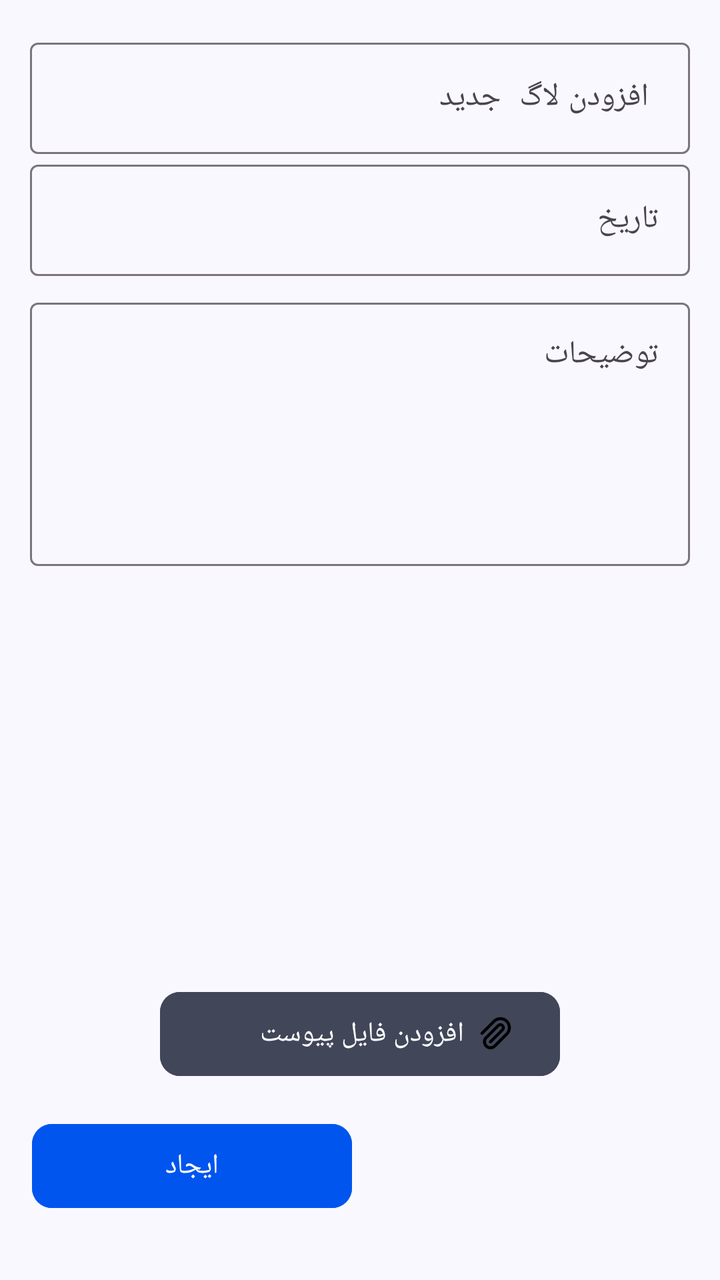
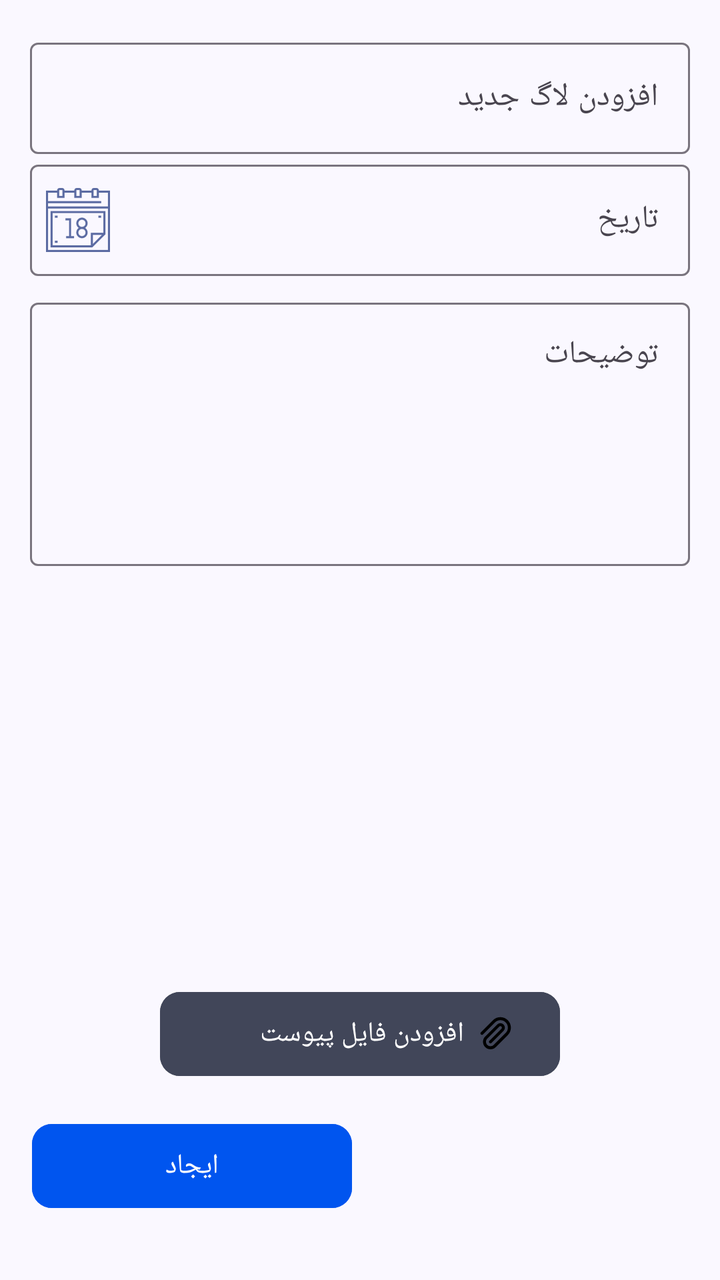

An Android layout rendered at two revisions. The XML below is the earlier revision; the diff shows what the commit changed to produce the second picture.
<!-- AndroidManifest.xml: application theme Theme.Iotequipment -->
<!-- res/layout/fragment_add_log.xml -->
<?xml version="1.0" encoding="utf-8"?>
<androidx.constraintlayout.widget.ConstraintLayout xmlns:android="http://schemas.android.com/apk/res/android"
    xmlns:app="http://schemas.android.com/apk/res-auto"
    xmlns:tools="http://schemas.android.com/tools"
    android:layout_width="match_parent"
    android:layout_height="match_parent">

    <com.google.android.material.textfield.TextInputLayout
        android:id="@+id/textInputLayout"
        android:layout_width="match_parent"
        android:layout_height="wrap_content"
        android:layout_marginStart="15dp"
        android:layout_marginTop="16dp"
        android:layout_marginEnd="15dp"
        android:hint=" افزودن لاگ  جدید "
        app:endIconDrawable="@drawable/ic_trailing"
        app:layout_constraintEnd_toEndOf="parent"
        app:layout_constraintStart_toStartOf="parent"
        app:layout_constraintTop_toTopOf="parent">

        <com.google.android.material.textfield.TextInputEditText
            android:layout_width="match_parent"
            android:layout_height="wrap_content"
            android:inputType="text" />
    </com.google.android.material.textfield.TextInputLayout>

    <com.google.android.material.textfield.TextInputLayout
        android:id="@+id/dateInputLayout"
        android:layout_width="match_parent"
        android:layout_height="wrap_content"
        android:layout_marginStart="15dp"
        android:layout_marginEnd="15dp"
        android:hint="تاریخ"
        app:endIconDrawable="@drawable/ic_trailing"
        app:layout_constraintEnd_toEndOf="parent"
        app:layout_constraintStart_toStartOf="parent"
        app:layout_constraintTop_toBottomOf="@+id/textInputLayout">

        <com.google.android.material.textfield.TextInputEditText
            android:id="@+id/et_date"
            android:layout_width="match_parent"
            android:layout_height="wrap_content"
            android:inputType="none"
            android:focusable="false"
            />
    </com.google.android.material.textfield.TextInputLayout>

    <ScrollView
        android:layout_width="match_parent"
        android:layout_height="0dp"
        android:layout_marginTop="8dp"
        app:layout_constraintBottom_toTopOf="@id/linearLayout"
        app:layout_constraintEnd_toEndOf="parent"
        app:layout_constraintStart_toStartOf="parent"
        app:layout_constraintTop_toBottomOf="@id/dateInputLayout">

        <LinearLayout
            android:layout_width="match_parent"
            android:layout_height="wrap_content"
            android:layout_marginStart="15dp"
            android:layout_marginEnd="15dp"
            android:orientation="vertical">

            <com.google.android.material.textfield.TextInputLayout
                android:id="@+id/textInputLayout3"
                android:layout_width="match_parent"
                android:layout_height="wrap_content"
                android:hint="توضیحات">

                <com.google.android.material.textfield.TextInputEditText
                    android:layout_width="match_parent"
                    android:layout_height="wrap_content"
                    android:gravity="top"
                    android:inputType="textMultiLine"
                    android:minLines="5" />
            </com.google.android.material.textfield.TextInputLayout>

        </LinearLayout>
    </ScrollView>


    <com.google.android.material.button.MaterialButton
        android:id="@+id/btn_add_attachment"
        android:layout_width="200dp"
        android:layout_height="50dp"
        android:layout_marginBottom="16dp"
        android:backgroundTint="@color/md_theme_onSecondaryFixedVariant"
        android:drawableEnd="@drawable/ic_attachment"
        android:text="افزودن فایل پیوست"
        android:textAlignment="textStart"
        app:cornerRadius="10dp"
        app:layout_constraintBottom_toTopOf="@+id/btn_visit"
        app:layout_constraintEnd_toEndOf="parent"
        app:layout_constraintStart_toStartOf="parent" />

    <com.google.android.material.button.MaterialButton
        android:id="@+id/btn_visit"
        android:layout_width="160dp"
        android:layout_height="50dp"
        android:layout_marginStart="16dp"
        android:layout_marginBottom="32dp"
        android:layout_weight="0"
        android:backgroundTint="@color/md_theme_primary"
        android:text="ایجاد"
        android:textColor="@color/white"
        android:textSize="14sp"
        app:cornerRadius="10dp"
        app:layout_constraintBottom_toBottomOf="parent"
        app:layout_constraintStart_toStartOf="parent"
        app:strokeColor="@color/ic_launcher_background" />

    <LinearLayout
        android:id="@+id/linearLayout"
        android:layout_width="match_parent"
        android:layout_height="200dp"
        android:orientation="vertical"
        app:layout_constraintBottom_toTopOf="@+id/btn_add_attachment" />


</androidx.constraintlayout.widget.ConstraintLayout>
<!-- resources referenced by this layout -->
<resources>
  <color name="ic_launcher_background">#FFFFFF</color>
  <color name="md_theme_onSecondaryFixedVariant">#414659</color>
  <color name="md_theme_primary">#0055EF</color>
  <color name="white">#FFFFFFFF</color>
  <!-- drawable ic_attachment (drawable) -->
  <vector xmlns:android="http://schemas.android.com/apk/res/android"
      android:width="16dp"
      android:height="17dp"
      android:viewportWidth="16"
      android:viewportHeight="17">
    <path
        android:pathData="M5.25,12.563L11.25,6.563C11.529,6.279 11.686,5.896 11.686,5.498C11.686,5.099 11.529,4.717 11.25,4.433C10.967,4.154 10.587,3.998 10.19,3.998C9.793,3.998 9.413,4.154 9.13,4.433L3.13,10.433C2.85,10.712 2.628,11.043 2.477,11.407C2.326,11.772 2.248,12.163 2.248,12.558C2.248,12.953 2.326,13.344 2.477,13.708C2.628,14.073 2.85,14.404 3.13,14.683C3.693,15.245 4.455,15.56 5.25,15.56C6.045,15.56 6.807,15.245 7.37,14.683L13.37,8.683C13.789,8.265 14.121,7.768 14.348,7.222C14.574,6.675 14.691,6.089 14.691,5.498C14.691,4.906 14.574,4.32 14.348,3.774C14.121,3.227 13.789,2.731 13.37,2.313C12.523,1.472 11.378,1 10.185,1C8.992,1 7.847,1.472 7,2.313L1,8.313"
        android:strokeLineJoin="round"
        android:strokeWidth="1.5"
        android:fillColor="#00856D6D"
        android:strokeColor="@color/black"
        android:strokeLineCap="round"/>
  </vector>
  <!-- drawable ic_trailing (drawable) -->
  <vector xmlns:android="http://schemas.android.com/apk/res/android"
      android:width="48dp"
      android:height="48dp"
      android:viewportWidth="48"
      android:viewportHeight="48">
    <group>
      <clip-path
          android:pathData="M24,4L24,4A20,20 0,0 1,44 24L44,24A20,20 0,0 1,24 44L24,44A20,20 0,0 1,4 24L4,24A20,20 0,0 1,24 4z"/>
      <path
          android:pathData="M24,14C18.47,14 14,18.47 14,24C14,29.53 18.47,34 24,34C29.53,34 34,29.53 34,24C34,18.47 29.53,14 24,14ZM24,32C19.59,32 16,28.41 16,24C16,19.59 19.59,16 24,16C28.41,16 32,19.59 32,24C32,28.41 28.41,32 24,32ZM24,22.59L27.59,19L29,20.41L25.41,24L29,27.59L27.59,29L24,25.41L20.41,29L19,27.59L22.59,24L19,20.41L20.41,19L24,22.59Z"
          android:fillColor="#49454F"
          android:fillType="evenOdd"/>
    </group>
  </vector>
  <style name="Theme.Iotequipment" parent="Base.Theme.Iotequipment" />
  <color name="black">#FF000000</color>
  <style name="Base.Theme.Iotequipment" parent="Theme.Material3.DayNight.NoActionBar">
          <item name="fontFamily">@font/iran_yekan_regular</item>
          
          
          <item name="colorPrimary">@color/md_theme_primary</item>
          <item name="android:colorBackground">@color/md_theme_background</item>
  
      </style>
  <color name="md_theme_background">#FAF8FF</color>
</resources>

<!-- the commit's change to res/layout/fragment_add_log.xml (unified diff, before → after) -->
@@ -1,120 +1,131 @@
 <?xml version="1.0" encoding="utf-8"?>
-<androidx.constraintlayout.widget.ConstraintLayout xmlns:android="http://schemas.android.com/apk/res/android"
+<layout
+    xmlns:android="http://schemas.android.com/apk/res/android"
     xmlns:app="http://schemas.android.com/apk/res-auto"
     xmlns:tools="http://schemas.android.com/tools"
-    android:layout_width="match_parent"
-    android:layout_height="match_parent">
+    >
+    <data>
 
-    <com.google.android.material.textfield.TextInputLayout
-        android:id="@+id/textInputLayout"
+    </data>
+    <androidx.constraintlayout.widget.ConstraintLayout
         android:layout_width="match_parent"
-        android:layout_height="wrap_content"
-        android:layout_marginStart="15dp"
-        android:layout_marginTop="16dp"
-        android:layout_marginEnd="15dp"
-        android:hint=" افزودن لاگ  جدید "
-        app:endIconDrawable="@drawable/ic_trailing"
-        app:layout_constraintEnd_toEndOf="parent"
-        app:layout_constraintStart_toStartOf="parent"
-        app:layout_constraintTop_toTopOf="parent">
+        android:layout_height="match_parent">
 
-        <com.google.android.material.textfield.TextInputEditText
+        <com.google.android.material.textfield.TextInputLayout
+            android:id="@+id/textInputLayout"
             android:layout_width="match_parent"
             android:layout_height="wrap_content"
-            android:inputType="text" />
-    </com.google.android.material.textfield.TextInputLayout>
+            android:layout_marginStart="15dp"
+            android:layout_marginTop="16dp"
+            android:layout_marginEnd="15dp"
+            android:hint="@string/hint_text_add_new_log"
+            app:endIconDrawable="@drawable/ic_trailing"
+            app:layout_constraintEnd_toEndOf="parent"
+            app:layout_constraintStart_toStartOf="parent"
+            app:layout_constraintTop_toTopOf="parent">
 
-    <com.google.android.material.textfield.TextInputLayout
-        android:id="@+id/dateInputLayout"
-        android:layout_width="match_parent"
-        android:layout_height="wrap_content"
-        android:layout_marginStart="15dp"
-        android:layout_marginEnd="15dp"
-        android:hint="تاریخ"
-        app:endIconDrawable="@drawable/ic_trailing"
-        app:layout_constraintEnd_toEndOf="parent"
-        app:layout_constraintStart_toStartOf="parent"
-        app:layout_constraintTop_toBottomOf="@+id/textInputLayout">
+            <com.google.android.material.textfield.TextInputEditText
+                android:id="@+id/et_new_log_name"
+                android:layout_width="match_parent"
+                android:layout_height="wrap_content"
+                android:inputType="text" />
+        </com.google.android.material.textfield.TextInputLayout>
 
-        <com.google.android.material.textfield.TextInputEditText
-            android:id="@+id/et_date"
-            android:layout_width="match_parent"
-            android:layout_height="wrap_content"
-            android:inputType="none"
-            android:focusable="false"
-            />
-    </com.google.android.material.textfield.TextInputLayout>
-
-    <ScrollView
-        android:layout_width="match_parent"
-        android:layout_height="0dp"
-        android:layout_marginTop="8dp"
-        app:layout_constraintBottom_toTopOf="@id/linearLayout"
-        app:layout_constraintEnd_toEndOf="parent"
-        app:layout_constraintStart_toStartOf="parent"
-        app:layout_constraintTop_toBottomOf="@id/dateInputLayout">
-
-        <LinearLayout
+        <com.google.android.material.textfield.TextInputLayout
+            android:id="@+id/dateInputLayout"
             android:layout_width="match_parent"
             android:layout_height="wrap_content"
             android:layout_marginStart="15dp"
             android:layout_marginEnd="15dp"
-            android:orientation="vertical">
+            android:hint="@string/hint_text_add_new_date"
+            app:startIconDrawable="@drawable/ic_date"
+            app:startIconTint="@color/md_theme_primaryContainer_mediumContrast"
+            app:endIconDrawable="@drawable/ic_trailing"
+            app:layout_constraintEnd_toEndOf="parent"
+            app:layout_constraintStart_toStartOf="parent"
+            app:layout_constraintTop_toBottomOf="@+id/textInputLayout">
 
-            <com.google.android.material.textfield.TextInputLayout
-                android:id="@+id/textInputLayout3"
+            <com.google.android.material.textfield.TextInputEditText
+                android:id="@+id/et_new_log_date"
                 android:layout_width="match_parent"
                 android:layout_height="wrap_content"
-                android:hint="توضیحات">
+                android:inputType="none"
+                android:focusable="false"
+                />
+        </com.google.android.material.textfield.TextInputLayout>
 
-                <com.google.android.material.textfield.TextInputEditText
+        <ScrollView
+            android:layout_width="match_parent"
+            android:layout_height="0dp"
+            android:layout_marginTop="8dp"
+            app:layout_constraintBottom_toTopOf="@id/linearLayout"
+            app:layout_constraintEnd_toEndOf="parent"
+            app:layout_constraintStart_toStartOf="parent"
+            app:layout_constraintTop_toBottomOf="@id/dateInputLayout">
+
+            <LinearLayout
+                android:layout_width="match_parent"
+                android:layout_height="wrap_content"
+                android:layout_marginStart="15dp"
+                android:layout_marginEnd="15dp"
+                android:orientation="vertical">
+
+                <com.google.android.material.textfield.TextInputLayout
+                    android:id="@+id/textInputLayout3"
                     android:layout_width="match_parent"
                     android:layout_height="wrap_content"
-                    android:gravity="top"
-                    android:inputType="textMultiLine"
-                    android:minLines="5" />
-            </com.google.android.material.textfield.TextInputLayout>
+                    android:hint="@string/hint_text_add_new_des">
 
-        </LinearLayout>
-    </ScrollView>
+                    <com.google.android.material.textfield.TextInputEditText
+                        android:id="@+id/et_new_log_des"
+                        android:layout_width="match_parent"
+                        android:layout_height="wrap_content"
+                        android:gravity="top"
+                        android:inputType="textMultiLine"
+                        android:minLines="5" />
+                </com.google.android.material.textfield.TextInputLayout>
+
+            </LinearLayout>
+        </ScrollView>
 
 
-    <com.google.android.material.button.MaterialButton
-        android:id="@+id/btn_add_attachment"
-        android:layout_width="200dp"
-        android:layout_height="50dp"
-        android:layout_marginBottom="16dp"
-        android:backgroundTint="@color/md_theme_onSecondaryFixedVariant"
-        android:drawableEnd="@drawable/ic_attachment"
-        android:text="افزودن فایل پیوست"
-        android:textAlignment="textStart"
-        app:cornerRadius="10dp"
-        app:layout_constraintBottom_toTopOf="@+id/btn_visit"
-        app:layout_constraintEnd_toEndOf="parent"
-        app:layout_constraintStart_toStartOf="parent" />
+        <com.google.android.material.button.MaterialButton
+            android:id="@+id/btn_add_attachment"
+            android:layout_width="200dp"
+            android:layout_height="50dp"
+            android:layout_marginBottom="16dp"
+            android:backgroundTint="@color/md_theme_onSecondaryFixedVariant"
+            android:drawableEnd="@drawable/ic_attachment"
+            android:text="@string/btn_add_attachment"
+            android:textAlignment="textStart"
+            app:cornerRadius="10dp"
+            app:layout_constraintBottom_toTopOf="@+id/btn_add_recorde"
+            app:layout_constraintEnd_toEndOf="parent"
+            app:layout_constraintStart_toStartOf="parent" />
 
-    <com.google.android.material.button.MaterialButton
-        android:id="@+id/btn_visit"
-        android:layout_width="160dp"
-        android:layout_height="50dp"
-        android:layout_marginStart="16dp"
-        android:layout_marginBottom="32dp"
-        android:layout_weight="0"
-        android:backgroundTint="@color/md_theme_primary"
-        android:text="ایجاد"
-        android:textColor="@color/white"
-        android:textSize="14sp"
-        app:cornerRadius="10dp"
-        app:layout_constraintBottom_toBottomOf="parent"
-        app:layout_constraintStart_toStartOf="parent"
-        app:strokeColor="@color/ic_launcher_background" />
+        <com.google.android.material.button.MaterialButton
+            android:id="@+id/btn_add_recorde"
+            android:layout_width="160dp"
+            android:layout_height="50dp"
+            android:layout_marginStart="16dp"
+            android:layout_marginBottom="32dp"
+            android:layout_weight="0"
+            android:backgroundTint="@color/md_theme_primary"
+            android:text="@string/btn_create"
+            android:textColor="@color/white"
+            android:textSize="14sp"
+            app:cornerRadius="10dp"
+            app:layout_constraintBottom_toBottomOf="parent"
+            app:layout_constraintStart_toStartOf="parent"
+            app:strokeColor="@color/ic_launcher_background" />
 
-    <LinearLayout
-        android:id="@+id/linearLayout"
-        android:layout_width="match_parent"
-        android:layout_height="200dp"
-        android:orientation="vertical"
-        app:layout_constraintBottom_toTopOf="@+id/btn_add_attachment" />
+        <LinearLayout
+            android:id="@+id/linearLayout"
+            android:layout_width="match_parent"
+            android:layout_height="200dp"
+            android:orientation="vertical"
+            app:layout_constraintBottom_toTopOf="@+id/btn_add_attachment" />
 
 
-</androidx.constraintlayout.widget.ConstraintLayout>
+    </androidx.constraintlayout.widget.ConstraintLayout>
+</layout>
<!-- resource entries referenced after the edit -->
@@ -3,6 +3,7 @@
   <color name="ic_launcher_background">#FFFFFF</color>
   <color name="md_theme_onSecondaryFixedVariant">#414659</color>
   <color name="md_theme_primary">#0055EF</color>
+  <color name="md_theme_primaryContainer_mediumContrast">#5B6BA2</color>
   <color name="white">#FFFFFFFF</color>
   <!-- drawable ic_attachment (drawable) -->
   <vector xmlns:android="http://schemas.android.com/apk/res/android"
@@ -18,6 +19,7 @@
         android:strokeColor="@color/black"
         android:strokeLineCap="round"/>
   </vector>
+  <!-- drawable ic_date: vector/xml drawable (drawable, 2792 chars, omitted) -->
   <!-- drawable ic_trailing (drawable) -->
   <vector xmlns:android="http://schemas.android.com/apk/res/android"
       android:width="48dp"
@@ -33,6 +35,11 @@
           android:fillType="evenOdd"/>
     </group>
   </vector>
+  <string name="btn_add_attachment">افزودن فایل پیوست</string>
+  <string name="btn_create">ایجاد</string>
+  <string name="hint_text_add_new_date">تاریخ</string>
+  <string name="hint_text_add_new_des">توضیحات</string>
+  <string name="hint_text_add_new_log">افزودن لاگ جدید</string>
   <style name="Theme.Iotequipment" parent="Base.Theme.Iotequipment" />
   <color name="black">#FF000000</color>
   <style name="Base.Theme.Iotequipment" parent="Theme.Material3.DayNight.NoActionBar">
